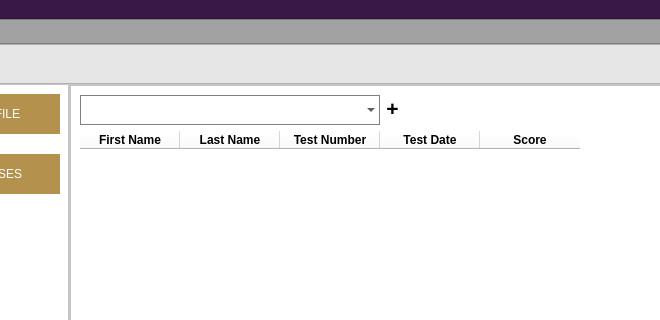
First picture: the form in final_design.ui, repository kparker99/University, before the edit; both pictures show x 100 to 760 and y 0 to 320 of the 1176 by 776 pixel window.
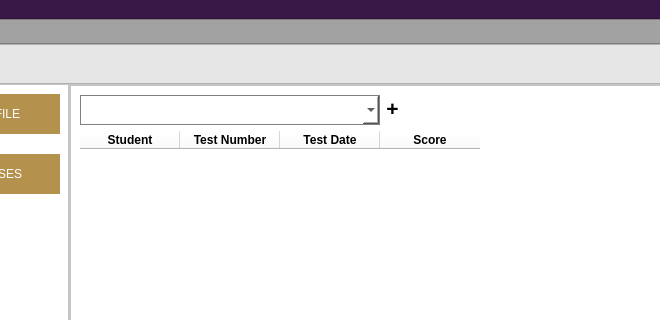
Second picture: the form after the edit. The open tabs and pages were chosen to show the change. Icons and pictures are not drawn.

Patch:
```diff
--- a/final_design.ui
+++ b/final_design.ui
@@ -3215,7 +3215,7 @@
                               </size>
                              </property>
                              <property name="styleSheet">
-                              <string notr="true">background: transparent;
+                              <string notr="true">background: white;
 border: 1px solid #808080;</string>
                              </property>
                             </widget>
@@ -3280,18 +3280,7 @@
                            </property>
                            <column>
                             <property name="text">
-                             <string>First Name</string>
-                            </property>
-                            <property name="font">
-                             <font>
-                              <weight>75</weight>
-                              <bold>true</bold>
-                             </font>
-                            </property>
-                           </column>
-                           <column>
-                            <property name="text">
-                             <string>Last Name</string>
+                             <string>Student</string>
                             </property>
                             <property name="font">
                              <font>
```
Left out of the diff: 4 changed lines with no effect on the pictures.
